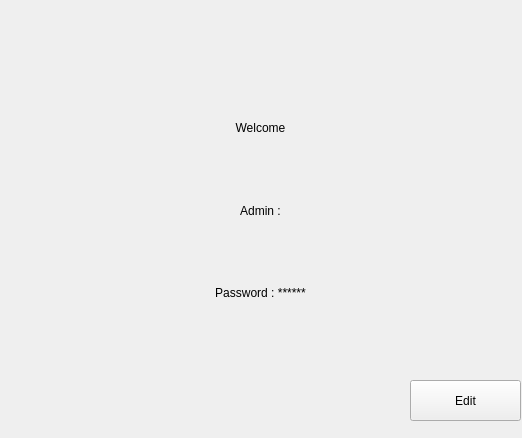
This is adminwidget.ui in Henry93s/koradin as Qt 5 draws it before an edit. The edited form follows.
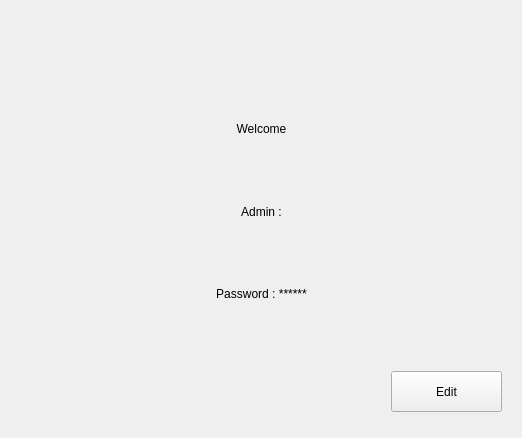
This is the edited form.

Diff of the .ui file:
```diff
--- a/adminwidget.ui
+++ b/adminwidget.ui
@@ -13,15 +13,9 @@
   <property name="windowTitle">
    <string>Form</string>
   </property>
+  <layout class="QHBoxLayout" name="horizontalLayout">
+   <item>
   <widget class="QStackedWidget" name="stackedWidget">
-   <property name="geometry">
-    <rect>
-     <x>10</x>
-     <y>10</y>
-     <width>511</width>
-     <height>421</height>
-    </rect>
-   </property>
    <widget class="QWidget" name="page">
     <widget class="QWidget" name="verticalLayoutWidget">
      <property name="geometry">
@@ -68,8 +62,8 @@
     <widget class="QPushButton" name="editAdminButton">
      <property name="geometry">
       <rect>
-       <x>400</x>
-       <y>370</y>
+         <x>380</x>
+         <y>360</y>
        <width>111</width>
        <height>41</height>
       </rect>
@@ -270,6 +264,8 @@
     </widget>
    </widget>
   </widget>
+   </item>
+  </layout>
  </widget>
  <resources/>
  <connections/>
```
Left out of the diff: 4 changed lines with no effect on the pictures. Lines whose indentation alone changed are shown as unchanged.
